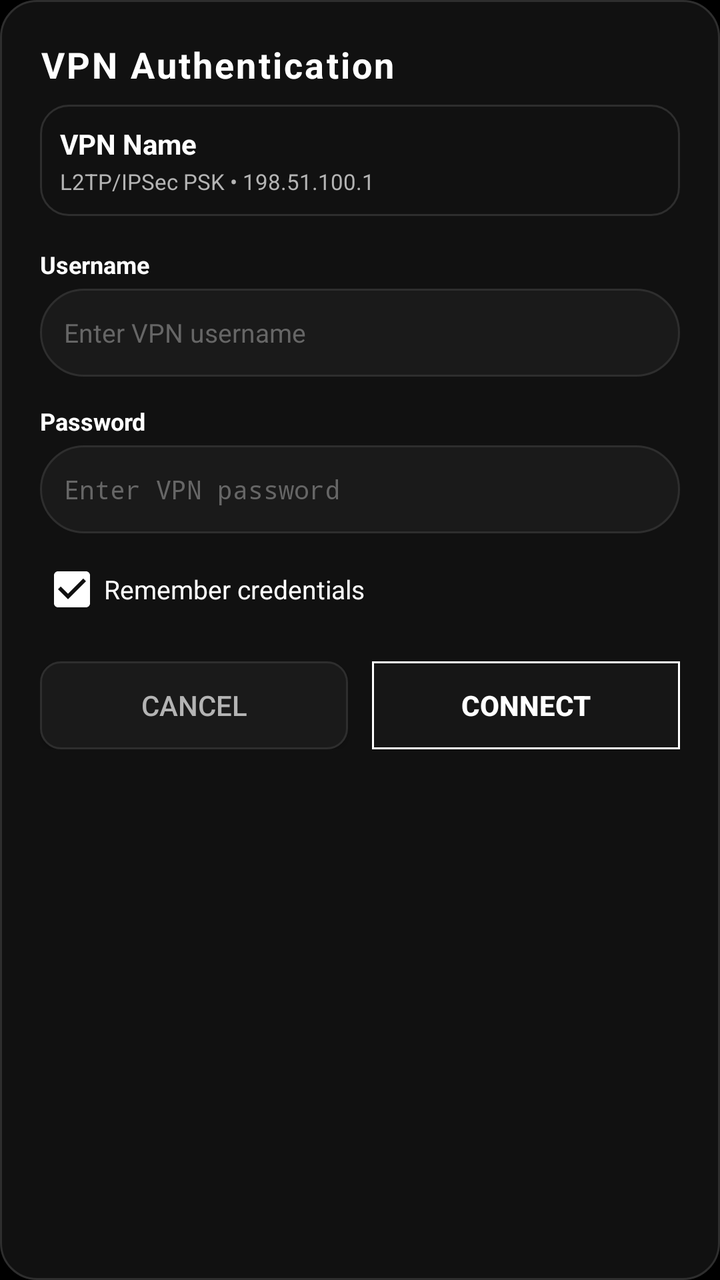
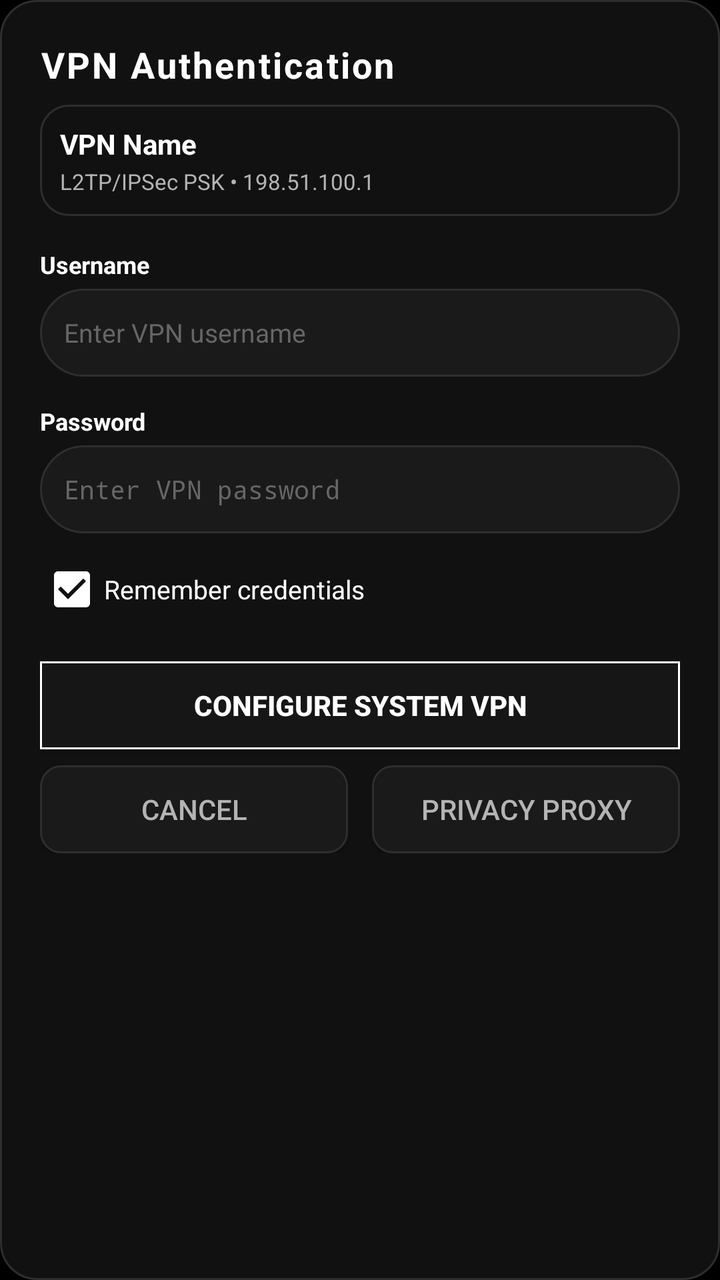

An Android layout rendered at two revisions. The XML below is the earlier revision; the diff shows what the commit changed to produce the second picture.
<!-- AndroidManifest.xml: application theme Theme.Ghostly -->
<!-- res/layout/dialog_vpn_connect.xml -->
<?xml version="1.0" encoding="utf-8"?>
<ScrollView xmlns:android="http://schemas.android.com/apk/res/android"
    android:layout_width="match_parent"
    android:layout_height="wrap_content"
    android:background="@drawable/bg_dialog_dark"
    android:fillViewport="true">

    <LinearLayout
        android:layout_width="match_parent"
        android:layout_height="wrap_content"
        android:orientation="vertical"
        android:padding="20dp">

        <TextView
            android:layout_width="wrap_content"
            android:layout_height="wrap_content"
            android:letterSpacing="0.06"
            android:text="@string/vpn_auth_title"
            android:textColor="@color/ghost_text_primary"
            android:textSize="18sp"
            android:textStyle="bold" />

        <LinearLayout
            android:layout_width="match_parent"
            android:layout_height="wrap_content"
            android:layout_marginTop="8dp"
            android:layout_marginBottom="16dp"
            android:background="@drawable/bg_card_dark"
            android:orientation="vertical"
            android:padding="10dp">

            <TextView
                android:id="@+id/tvAuthVpnName"
                android:layout_width="wrap_content"
                android:layout_height="wrap_content"
                android:text="VPN Name"
                android:textColor="@color/ghost_text_primary"
                android:textSize="14sp"
                android:textStyle="bold" />

            <TextView
                android:id="@+id/tvAuthVpnDetails"
                android:layout_width="wrap_content"
                android:layout_height="wrap_content"
                android:layout_marginTop="2dp"
                android:text="L2TP/IPSec PSK • 198.51.100.1"
                android:textColor="@color/ghost_text_secondary"
                android:textSize="11sp" />
        </LinearLayout>

        
        <TextView
            android:layout_width="match_parent"
            android:layout_height="wrap_content"
            android:layout_marginBottom="4dp"
            android:text="@string/username"
            android:textColor="@color/ghost_text_primary"
            android:textSize="12sp"
            android:textStyle="bold" />

        <EditText
            android:id="@+id/etVpnUsername"
            android:layout_width="match_parent"
            android:layout_height="44dp"
            android:background="@drawable/bg_url_bar"
            android:hint="Enter VPN username"
            android:imeOptions="actionNext"
            android:inputType="textEmailAddress"
            android:paddingStart="12dp"
            android:paddingEnd="12dp"
            android:singleLine="true"
            android:textColor="@color/ghost_text_primary"
            android:textColorHint="@color/ghost_text_muted"
            android:textSize="13sp" />

        
        <TextView
            android:layout_width="match_parent"
            android:layout_height="wrap_content"
            android:layout_marginTop="14dp"
            android:layout_marginBottom="4dp"
            android:text="@string/password"
            android:textColor="@color/ghost_text_primary"
            android:textSize="12sp"
            android:textStyle="bold" />

        <EditText
            android:id="@+id/etVpnPassword"
            android:layout_width="match_parent"
            android:layout_height="44dp"
            android:background="@drawable/bg_url_bar"
            android:hint="Enter VPN password"
            android:imeOptions="actionDone"
            android:inputType="textPassword"
            android:paddingStart="12dp"
            android:paddingEnd="12dp"
            android:singleLine="true"
            android:textColor="@color/ghost_text_primary"
            android:textColorHint="@color/ghost_text_muted"
            android:textSize="13sp" />

        
        <CheckBox
            android:id="@+id/cbRememberCredentials"
            android:layout_width="match_parent"
            android:layout_height="wrap_content"
            android:layout_marginTop="12dp"
            android:checked="true"
            android:text="@string/remember_credentials"
            android:textColor="@color/ghost_text_primary"
            android:textSize="13sp" />

        
        <LinearLayout
            android:layout_width="match_parent"
            android:layout_height="wrap_content"
            android:layout_marginTop="20dp"
            android:orientation="horizontal">

            <Button
                android:id="@+id/btnCancelConnect"
                android:layout_width="0dp"
                android:layout_height="44dp"
                android:layout_marginEnd="6dp"
                android:layout_weight="1"
                android:background="@drawable/bg_button_dark"
                android:text="@string/cancel"
                android:textColor="@color/ghost_text_secondary" />

            <Button
                android:id="@+id/btnConfirmConnect"
                android:layout_width="0dp"
                android:layout_height="44dp"
                android:layout_marginStart="6dp"
                android:layout_weight="1"
                android:background="@drawable/bg_square_purge_btn"
                android:text="@string/connect"
                android:textColor="#FFFFFF"
                android:textStyle="bold" />
        </LinearLayout>

    </LinearLayout>
</ScrollView>
<!-- resources referenced by this layout -->
<resources>
  <color name="ghost_text_muted">#666666</color>
  <color name="ghost_text_primary">#FFFFFF</color>
  <color name="ghost_text_secondary">#B4B4B4</color>
  <!-- drawable bg_button_dark (drawable) -->
  <?xml version="1.0" encoding="utf-8"?>
  <selector xmlns:android="http://schemas.android.com/apk/res/android">
      <item android:state_pressed="true">
          <shape android:shape="rectangle">
              <solid android:color="@color/ghost_surface_highlight" />
              <corners android:radius="10dp" />
          </shape>
      </item>
      <item>
          <shape android:shape="rectangle">
              <solid android:color="@color/ghost_surface_variant" />
              <corners android:radius="10dp" />
              <stroke android:width="1dp" android:color="@color/ghost_border" />
          </shape>
      </item>
  </selector>
  <!-- drawable bg_card_dark (drawable) -->
  <?xml version="1.0" encoding="utf-8"?>
  <shape xmlns:android="http://schemas.android.com/apk/res/android"
      android:shape="rectangle">
      <solid android:color="@color/ghost_surface" />
      <corners android:radius="14dp" />
      <stroke
          android:width="1dp"
          android:color="@color/ghost_border" />
  </shape>
  <!-- drawable bg_dialog_dark (drawable) -->
  <?xml version="1.0" encoding="utf-8"?>
  <shape xmlns:android="http://schemas.android.com/apk/res/android"
      android:shape="rectangle">
      <solid android:color="@color/ghost_surface" />
      <corners android:radius="18dp" />
      <stroke
          android:width="1dp"
          android:color="@color/ghost_border" />
  </shape>
  <!-- drawable bg_square_purge_btn (drawable) -->
  <?xml version="1.0" encoding="utf-8"?>
  <selector xmlns:android="http://schemas.android.com/apk/res/android">
      <item android:state_pressed="true">
          <shape android:shape="rectangle">
              <solid android:color="#333333" />
              <corners android:radius="0dp" />
              <stroke android:width="1dp" android:color="#FFFFFF" />
          </shape>
      </item>
      <item>
          <shape android:shape="rectangle">
              <solid android:color="#161616" />
              <corners android:radius="0dp" />
              <stroke android:width="1dp" android:color="#FFFFFF" />
          </shape>
      </item>
  </selector>
  <!-- drawable bg_url_bar (drawable) -->
  <?xml version="1.0" encoding="utf-8"?>
  <shape xmlns:android="http://schemas.android.com/apk/res/android"
      android:shape="rectangle">
      <solid android:color="@color/ghost_surface_variant" />
      <corners android:radius="24dp" />
      <stroke
          android:width="1dp"
          android:color="@color/ghost_border" />
  </shape>
  <string name="cancel">Cancel</string>
  <string name="connect">Connect</string>
  <string name="password">Password</string>
  <string name="remember_credentials">Remember credentials</string>
  <string name="username">Username</string>
  <string name="vpn_auth_title">VPN Authentication</string>
  <style name="Theme.Ghostly" parent="@android:style/Theme.DeviceDefault.NoActionBar">
          <item name="android:windowBackground">@color/ghost_black</item>
          <item name="android:statusBarColor">@color/ghost_surface</item>
          <item name="android:navigationBarColor">@color/ghost_surface</item>
          <item name="android:colorPrimary">@color/ghost_accent</item>
          <item name="android:colorAccent">@color/ghost_accent</item>
          <item name="android:textColorPrimary">@color/ghost_text_primary</item>
          <item name="android:textColorSecondary">@color/ghost_text_secondary</item>
          <item name="android:windowNoTitle">true</item>
      </style>
  <color name="ghost_surface_highlight">#282828</color>
  <color name="ghost_surface_variant">#1A1A1A</color>
  <color name="ghost_border">#2E2E2E</color>
  <color name="ghost_surface">#111111</color>
  <color name="ghost_black">#000000</color>
  <color name="ghost_accent">#FFFFFF</color>
</resources>

<!-- the commit's change to res/layout/dialog_vpn_connect.xml (unified diff, before → after) -->
@@ -111,10 +111,21 @@
             android:textSize="13sp" />
 
         
+        <Button
+            android:id="@+id/btnSystemVpnSetup"
+            android:layout_width="match_parent"
+            android:layout_height="44dp"
+            android:layout_marginTop="20dp"
+            android:background="@drawable/bg_square_purge_btn"
+            android:text="CONFIGURE SYSTEM VPN"
+            android:textColor="#FFFFFF"
+            android:textStyle="bold" />
+
+        
         <LinearLayout
             android:layout_width="match_parent"
             android:layout_height="wrap_content"
-            android:layout_marginTop="20dp"
+            android:layout_marginTop="8dp"
             android:orientation="horizontal">
 
             <Button
@@ -133,10 +144,9 @@
                 android:layout_height="44dp"
                 android:layout_marginStart="6dp"
                 android:layout_weight="1"
-                android:background="@drawable/bg_square_purge_btn"
-                android:text="@string/connect"
-                android:textColor="#FFFFFF"
-                android:textStyle="bold" />
+                android:background="@drawable/bg_button_dark"
+                android:text="PRIVACY PROXY"
+                android:textColor="@color/ghost_text_secondary" />
         </LinearLayout>
 
     </LinearLayout>
<!-- resource entries referenced after the edit -->
@@ -69,7 +69,6 @@
           android:color="@color/ghost_border" />
   </shape>
   <string name="cancel">Cancel</string>
-  <string name="connect">Connect</string>
   <string name="password">Password</string>
   <string name="remember_credentials">Remember credentials</string>
   <string name="username">Username</string>
